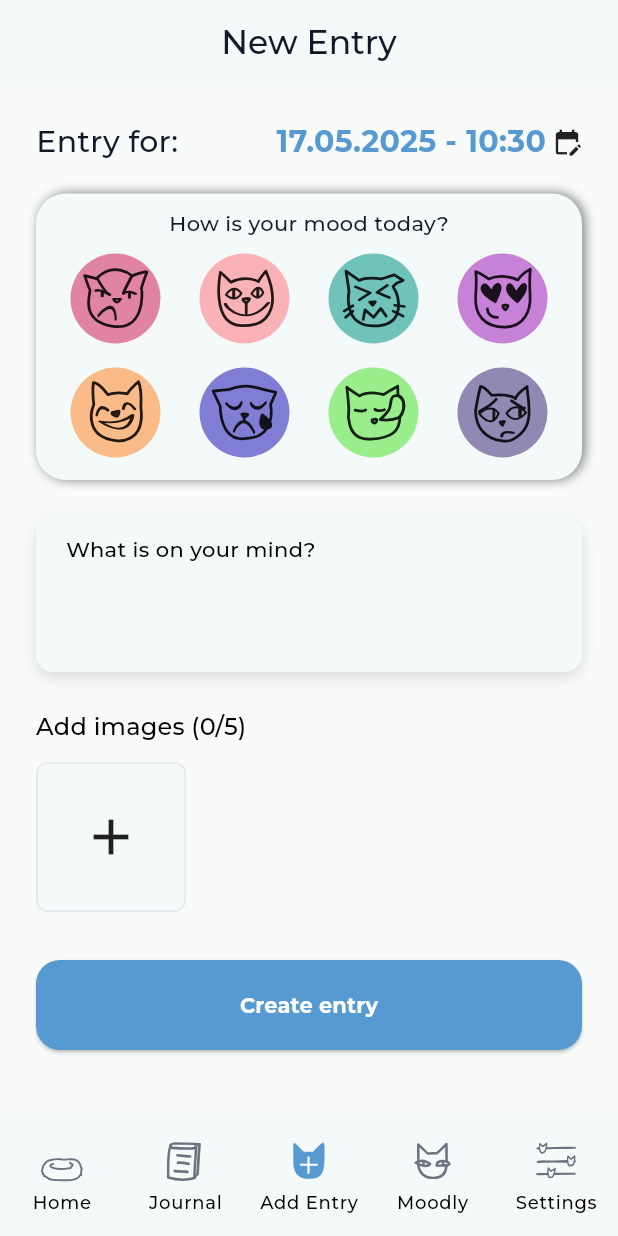
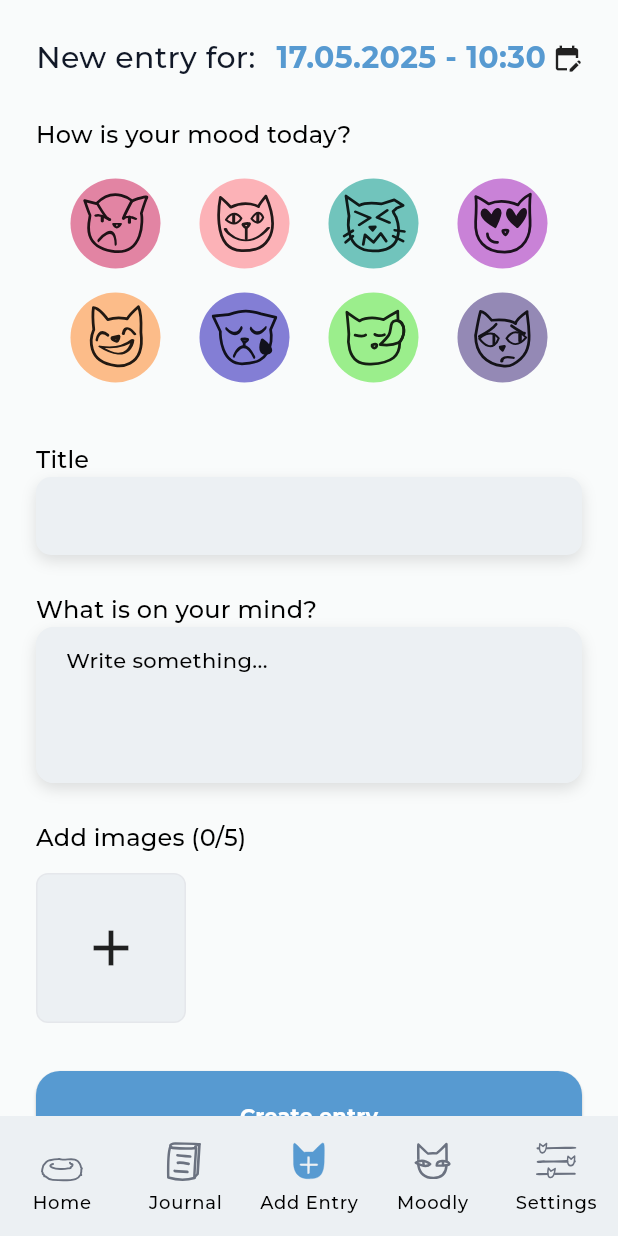
Before and after one commit to codemalcolm/moodly_client, a Flutter app: the screen it shows after launch, item 3 of the bottom bar chosen, on a phone screen of 412 x 824 dp. Run offline on Flutter 3.47's test engine with Material 3 defaults, Android fonts, the phone set to English and light mode, and no system bars; our stand-ins replace flutter_svg, image_picker, shared_preferences; network calls fail; project files that could hold a hidden picture were left out.

Commit message:
rework new entry screen

```diff
--- a/lib/main.dart
+++ b/lib/main.dart
@@ -35,7 +35,8 @@ class MyApp extends StatelessWidget {
         '/day-view':
             (context) => const AppScaffold(currentIndex: 0, showAppBar: false),
         '/all-entries': (context) => const AppScaffold(currentIndex: 1),
-        '/new-entry': (context) => const AppScaffold(currentIndex: 2),
+        '/new-entry':
+            (context) => const AppScaffold(currentIndex: 2, showAppBar: false),
         '/fasties': (context) => const AppScaffold(currentIndex: 3),
         '/settings': (context) => const AppScaffold(currentIndex: 4),
         '/settings-account': (context) => const SettingsAccountScreen(),
--- a/lib/screens/new_entry_screen.dart
+++ b/lib/screens/new_entry_screen.dart
@@ -4,6 +4,7 @@ import 'package:flutter_svg/svg.dart';
 import 'package:image_picker/image_picker.dart';
 import 'package:moodly_client/widgets/custom_button.dart';
 import 'package:moodly_client/widgets/custom_image_selector.dart';
+import 'package:moodly_client/widgets/custom_text_input.dart';
 import 'package:moodly_client/widgets/date_time_picker.dart';
 import 'package:moodly_client/widgets/journal_entry_textfield.dart';
 import 'package:moodly_client/widgets/moods_card.dart';
@@ -60,9 +61,9 @@ class _NewEntryScreenState extends State<NewEntryScreen> {
 
   @override
   Widget build(BuildContext context) {
-    final colorScheme = Theme.of(context).colorScheme;
     final theme = Theme.of(context);
-    return SingleChildScrollView(
+    return SafeArea(
+      child: SingleChildScrollView(
         padding: const EdgeInsets.all(24),
         child: Column(
           crossAxisAlignment: CrossAxisAlignment.start,
@@ -70,7 +71,7 @@ class _NewEntryScreenState extends State<NewEntryScreen> {
             Row(
               mainAxisAlignment: MainAxisAlignment.spaceBetween,
               children: [
-              const Text("Entry for:", style: TextStyle(fontSize: 20)),
+                const Text("New entry for:", style: TextStyle(fontSize: 20)),
                 GestureDetector(
                   onTap: pickDateTime,
                   child: Row(
@@ -90,7 +91,14 @@ class _NewEntryScreenState extends State<NewEntryScreen> {
                 ),
               ],
             ),
-          const SizedBox(height: 20),
+            const SizedBox(height: 24),
+            Text(
+              (selectedMoodIndex != null && !showMoodSelector)
+                  ? "Today's mood:"
+                  : "How is your mood today?",
+              style: theme.textTheme.titleMedium,
+            ),
+            const SizedBox(height: 8),
             if (selectedMoodIndex != null && !showMoodSelector)
               GestureDetector(
                 onTap: () => setState(() => showMoodSelector = true),
@@ -136,13 +144,18 @@ class _NewEntryScreenState extends State<NewEntryScreen> {
                 ],
               ),
             const SizedBox(height: 24),
-          const JournalEntryTextField(hintText: 'What is on your mind?'),
+            Text('Title', style: theme.textTheme.titleMedium),
+            const CustomTextInput(),
+            const SizedBox(height: 24),
+            Text('What is on your mind?', style: theme.textTheme.titleMedium),
+            const JournalEntryTextField(hintText: 'Write something...'),
             const SizedBox(height: 24),
             Text(
               'Add images (${imageFiles.length}/5)',
               style: theme.textTheme.titleMedium,
             ),
             const SizedBox(height: 12),
+
             Wrap(
               spacing: 12,
               runSpacing: 12,
@@ -184,7 +197,8 @@ class _NewEntryScreenState extends State<NewEntryScreen> {
                 if (imageFiles.length < 5)
                   GestureDetector(
                     onTap: () async {
-                    final picked = await CustomImageSelector.pickSingleImage();
+                      final picked =
+                          await CustomImageSelector.pickSingleImage();
                       if (picked != null) {
                         setState(() {
                           imageFiles.add(picked);
@@ -219,7 +233,6 @@ class _NewEntryScreenState extends State<NewEntryScreen> {
                     );
                     return;
                   }
-
                   // TODO: Save logic
                   ScaffoldMessenger.of(context).showSnackBar(
                     const SnackBar(content: Text('Entry saved (TODO)')),
@@ -230,6 +243,7 @@ class _NewEntryScreenState extends State<NewEntryScreen> {
             ),
           ],
         ),
+      ),
     );
   }
 }
--- a/lib/theme/app_theme.dart
+++ b/lib/theme/app_theme.dart
@@ -39,7 +39,7 @@ class AppTheme {
       colorScheme: ColorScheme.light(
         primary: primaryColor,
         secondary: LightColors.secondary,
-        surface: LightColors.surface,
+        surface: const Color.fromARGB(255, 236, 240, 243),
       ),
       textTheme: const TextTheme(
         bodyMedium: TextStyle(color: LightColors.textPrimary),
--- a/lib/widgets/custom_text_input.dart
+++ b/lib/widgets/custom_text_input.dart
@@ -20,7 +20,19 @@ class CustomTextInput extends StatelessWidget {
   Widget build(BuildContext context) {
     final colorScheme = Theme.of(context).colorScheme;
 
-    return TextFormField(
+    return Container(
+      decoration: BoxDecoration(
+        color: colorScheme.surface,
+        borderRadius: BorderRadius.circular(10),
+        boxShadow: const [
+          BoxShadow(
+            color: Color.fromARGB(30, 0, 0, 0),
+            offset: Offset(0, 4),
+            blurRadius: 8,
+          ),
+        ],
+      ),
+      child: TextFormField(
         initialValue: initialValue,
         onChanged: onChanged,
         keyboardType: keyboardType,
@@ -30,7 +42,9 @@ class CustomTextInput extends StatelessWidget {
           hintText: hintText,
           hintStyle: TextStyle(color: colorScheme.onSurface),
           filled: true,
-        fillColor: colorScheme.surface,
+          fillColor:
+              Colors
+                  .transparent, // <-- wichtig, damit der Container-Hintergrund sichtbar bleibt
           contentPadding: const EdgeInsets.symmetric(
             horizontal: 16,
             vertical: 14,
@@ -40,6 +54,7 @@ class CustomTextInput extends StatelessWidget {
             borderSide: BorderSide.none,
           ),
         ),
+      ),
     );
   }
 }
--- a/lib/widgets/moods_card.dart
+++ b/lib/widgets/moods_card.dart
@@ -46,20 +46,11 @@ class MoodsCard extends StatelessWidget {
       width: double.infinity,
       padding: const EdgeInsets.all(10),
       decoration: BoxDecoration(
-        color: theme.colorScheme.surface,
+        color: Colors.transparent,
         borderRadius: BorderRadius.circular(20),
-        boxShadow: [
-          BoxShadow(
-            color: const Color.fromARGB(126, 0, 0, 0),
-            offset: const Offset(2, 0),
-            blurRadius: 6,
-          ),
-        ],
       ),
       child: Column(
         children: [
-          Text('How is your mood today?', style: theme.textTheme.bodyMedium),
-          const SizedBox(height: 10),
           GridView.builder(
             shrinkWrap: true,
             physics: const NeverScrollableScrollPhysics(),
```
Lines whose indentation alone changed are shown as unchanged.
